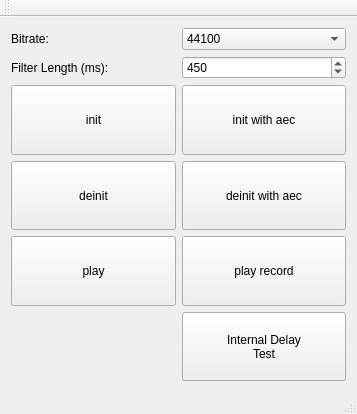
Old version of the form mainwindow.ui in the repository exjra/speextest.
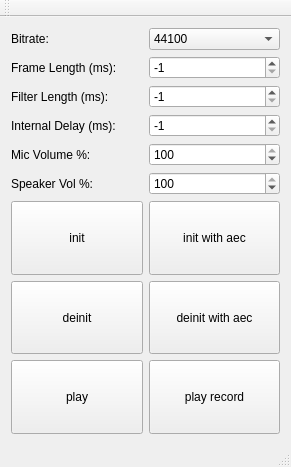
New version of the form.

Commit message: added ui controllers for filter configuration.

```diff
--- a/mainwindow.ui
+++ b/mainwindow.ui
@@ -6,8 +6,8 @@
    <rect>
     <x>0</x>
     <y>0</y>
-    <width>357</width>
-    <height>414</height>
+    <width>291</width>
+    <height>467</height>
    </rect>
   </property>
   <property name="windowTitle">
@@ -15,32 +15,6 @@
   </property>
   <widget class="QWidget" name="centralWidget">
    <layout class="QGridLayout" name="gridLayout">
-    <item row="2" column="0">
-     <widget class="QPushButton" name="pushButton">
-      <property name="sizePolicy">
-       <sizepolicy hsizetype="Expanding" vsizetype="Expanding">
-        <horstretch>0</horstretch>
-        <verstretch>0</verstretch>
-       </sizepolicy>
-      </property>
-      <property name="text">
-       <string>init</string>
-      </property>
-     </widget>
-    </item>
-    <item row="4" column="1">
-     <widget class="QPushButton" name="pushButton_4">
-      <property name="sizePolicy">
-       <sizepolicy hsizetype="Expanding" vsizetype="Expanding">
-        <horstretch>0</horstretch>
-        <verstretch>0</verstretch>
-       </sizepolicy>
-      </property>
-      <property name="text">
-       <string>play record</string>
-      </property>
-     </widget>
-    </item>
     <item row="0" column="0">
      <widget class="QLabel" name="label">
       <property name="text">
@@ -48,29 +22,16 @@
       </property>
      </widget>
     </item>
-    <item row="4" column="0">
-     <widget class="QPushButton" name="pushButton_3">
-      <property name="sizePolicy">
-       <sizepolicy hsizetype="Expanding" vsizetype="Expanding">
-        <horstretch>0</horstretch>
-        <verstretch>0</verstretch>
-       </sizepolicy>
-      </property>
-      <property name="text">
-       <string>play</string>
-      </property>
-     </widget>
-    </item>
     <item row="3" column="1">
-     <widget class="QPushButton" name="pushButton_6">
-      <property name="sizePolicy">
-       <sizepolicy hsizetype="Expanding" vsizetype="Expanding">
-        <horstretch>0</horstretch>
-        <verstretch>0</verstretch>
-       </sizepolicy>
+     <widget class="QSpinBox" name="spinBox">
+      <property name="minimum">
+       <number>-1</number>
       </property>
-      <property name="text">
-       <string>deinit with aec</string>
+      <property name="maximum">
+       <number>1000</number>
+      </property>
+      <property name="value">
+       <number>-1</number>
       </property>
      </widget>
     </item>
@@ -96,7 +57,43 @@
       </item>
      </widget>
     </item>
-    <item row="3" column="0">
+    <item row="4" column="1">
+     <widget class="QSpinBox" name="spinBox_2">
+      <property name="minimum">
+       <number>-1</number>
+      </property>
+      <property name="maximum">
+       <number>1000</number>
+      </property>
+      <property name="value">
+       <number>-1</number>
+      </property>
+     </widget>
+    </item>
+    <item row="5" column="1">
+     <widget class="QSpinBox" name="spinBox_4">
+      <property name="maximum">
+       <number>100</number>
+      </property>
+      <property name="value">
+       <number>100</number>
+      </property>
+     </widget>
+    </item>
+    <item row="9" column="0">
+     <widget class="QPushButton" name="pushButton_3">
+      <property name="sizePolicy">
+       <sizepolicy hsizetype="Expanding" vsizetype="Expanding">
+        <horstretch>0</horstretch>
+        <verstretch>0</verstretch>
+       </sizepolicy>
+      </property>
+      <property name="text">
+       <string>play</string>
+      </property>
+     </widget>
+    </item>
+    <item row="8" column="0">
      <widget class="QPushButton" name="pushButton_2">
       <property name="sizePolicy">
        <sizepolicy hsizetype="Expanding" vsizetype="Expanding">
@@ -109,17 +106,21 @@
       </property>
      </widget>
     </item>
-    <item row="1" column="1">
-     <widget class="QSpinBox" name="spinBox">
-      <property name="maximum">
-       <number>1000</number>
+    <item row="4" column="0">
+     <widget class="QLabel" name="label_4">
+      <property name="text">
+       <string>Internal Delay (ms):</string>
       </property>
-      <property name="value">
-       <number>450</number>
+     </widget>
+    </item>
+    <item row="3" column="0">
+     <widget class="QLabel" name="label_2">
+      <property name="text">
+       <string>Filter Length (ms):</string>
       </property>
      </widget>
     </item>
-    <item row="2" column="1">
+    <item row="7" column="1">
      <widget class="QPushButton" name="pushButton_5">
       <property name="sizePolicy">
        <sizepolicy hsizetype="Expanding" vsizetype="Expanding">
@@ -132,15 +133,58 @@
       </property>
      </widget>
     </item>
+    <item row="6" column="1">
+     <widget class="QSpinBox" name="spinBox_5">
+      <property name="maximum">
+       <number>100</number>
+      </property>
+      <property name="value">
+       <number>100</number>
+      </property>
+     </widget>
+    </item>
+    <item row="7" column="0">
+     <widget class="QPushButton" name="pushButton">
+      <property name="sizePolicy">
+       <sizepolicy hsizetype="Expanding" vsizetype="Expanding">
+        <horstretch>0</horstretch>
+        <verstretch>0</verstretch>
+       </sizepolicy>
+      </property>
+      <property name="text">
+       <string>init</string>
+      </property>
+     </widget>
+    </item>
     <item row="1" column="0">
-     <widget class="QLabel" name="label_2">
+     <widget class="QLabel" name="label_5">
       <property name="text">
-       <string>Filter Length (ms):</string>
+       <string>Frame Length (ms):</string>
       </property>
      </widget>
     </item>
-    <item row="5" column="1">
-     <widget class="QPushButton" name="pushButton_7">
+    <item row="1" column="1">
+     <widget class="QSpinBox" name="spinBox_3">
+      <property name="minimum">
+       <number>-1</number>
+      </property>
+      <property name="maximum">
+       <number>1000</number>
+      </property>
+      <property name="value">
+       <number>-1</number>
+      </property>
+     </widget>
+    </item>
+    <item row="6" column="0">
+     <widget class="QLabel" name="label_6">
+      <property name="text">
+       <string>Speaker Vol %:</string>
+      </property>
+     </widget>
+    </item>
+    <item row="8" column="1">
+     <widget class="QPushButton" name="pushButton_6">
       <property name="sizePolicy">
        <sizepolicy hsizetype="Expanding" vsizetype="Expanding">
         <horstretch>0</horstretch>
@@ -148,8 +192,27 @@
        </sizepolicy>
       </property>
       <property name="text">
-       <string>Internal Delay
-Test</string>
+       <string>deinit with aec</string>
+      </property>
+     </widget>
+    </item>
+    <item row="5" column="0">
+     <widget class="QLabel" name="label_3">
+      <property name="text">
+       <string>Mic Volume %:</string>
+      </property>
+     </widget>
+    </item>
+    <item row="9" column="1">
+     <widget class="QPushButton" name="pushButton_4">
+      <property name="sizePolicy">
+       <sizepolicy hsizetype="Expanding" vsizetype="Expanding">
+        <horstretch>0</horstretch>
+        <verstretch>0</verstretch>
+       </sizepolicy>
+      </property>
+      <property name="text">
+       <string>play record</string>
       </property>
      </widget>
     </item>
```
Left out of the diff: 2 changed lines with no effect on the pictures. The commit also changes 12 other files.
